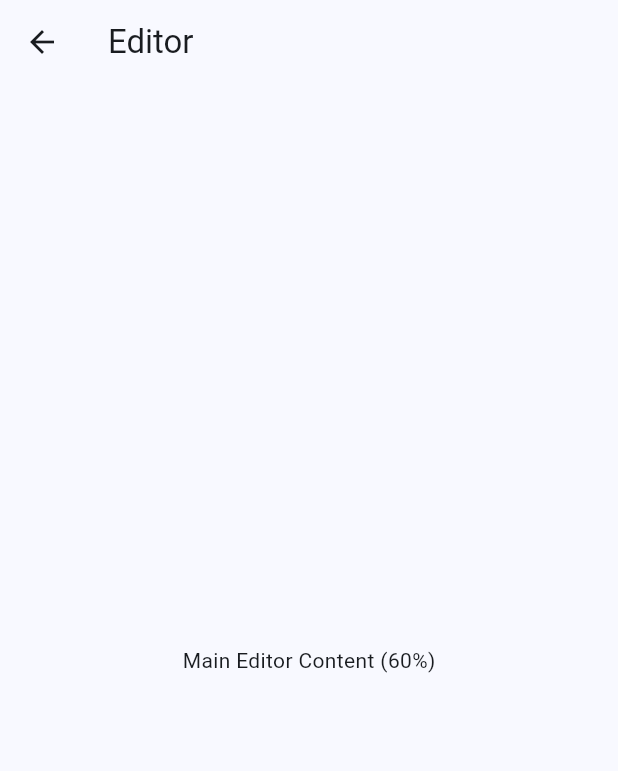
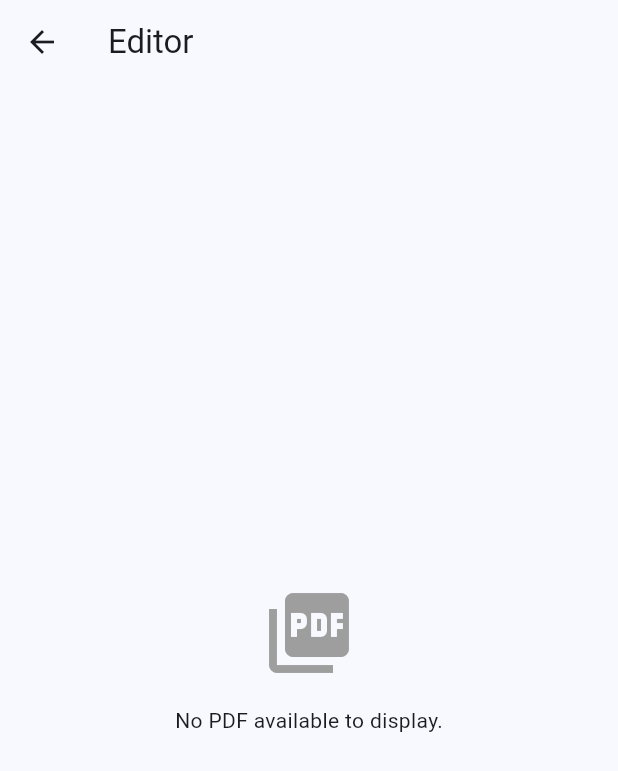
Before and after one commit to alpha-lantern/e-book-converter, a Flutter app: the EditorScreen screen opened by its route, on a phone screen of 412 x 824 dp. Shown: the top 771 px of the screen. Run offline on Flutter 3.47's test engine with Material 3 defaults, Android fonts, the phone set to English and light mode, and no system bars; our stand-ins replace file_picker, flutter_riverpod, riverpod_annotation, supabase_flutter; missing offline and left inert: multi_split_view, pdfrx; accounts and stored records are empty; generated files the repository leaves out were written again.

Commit message:
Admin: Integrate PDF Viewer into Editor Screen
- Install pdfrx dependency.
- Create PdfPanel widget to display PDF from URL.
- Integrate PdfPanel into the left pane of EditorScreen.
- Run build_runner to update generated files.

Co-authored-by: anderson-timana <235650713+anderson-timana@users.noreply.github.com>

```diff
--- a/admin/lib/screens/editor_screen.dart
+++ b/admin/lib/screens/editor_screen.dart
@@ -1,6 +1,7 @@
 import 'package:flutter/material.dart';
 import 'package:multi_split_view/multi_split_view.dart';
 import '../models/book.dart';
+import '../widgets/pdf_panel.dart';
 
 class EditorScreen extends StatefulWidget {
   const EditorScreen({super.key});
@@ -48,7 +49,7 @@ class _EditorScreenState extends State<EditorScreen> {
           controller: _controller,
           builder: (context, area) {
             if (area.index == 0) {
-              return _buildMainContent();
+              return _buildMainContent(book);
             } else {
               return _buildSettingsSidebar();
             }
@@ -58,10 +59,8 @@ class _EditorScreenState extends State<EditorScreen> {
     );
   }
 
-  Widget _buildMainContent() {
-    return const Center(
-      child: Text('Main Editor Content (60%)'),
-    );
+  Widget _buildMainContent(Book? book) {
+    return PdfPanel(pdfUrl: book?.originalPdfUrl);
   }
 
   Widget _buildSettingsSidebar() {
--- /dev/null
+++ b/admin/lib/widgets/pdf_panel.dart
@@ -0,0 +1,28 @@
+import 'package:flutter/material.dart';
+import 'package:pdfrx/pdfrx.dart';
+
+class PdfPanel extends StatelessWidget {
+  final String? pdfUrl;
+
+  const PdfPanel({super.key, this.pdfUrl});
+
+  @override
+  Widget build(BuildContext context) {
+    if (pdfUrl == null || pdfUrl!.isEmpty) {
+      return const Center(
+        child: Column(
+          mainAxisAlignment: MainAxisAlignment.center,
+          children: [
+            Icon(Icons.picture_as_pdf, size: 64, color: Colors.grey),
+            SizedBox(height: 16),
+            Text('No PDF available to display.'),
+          ],
+        ),
+      );
+    }
+
+    return PdfViewer.uri(
+      Uri.parse(pdfUrl!),
+    );
+  }
+}
--- a/admin/pubspec.yaml
+++ b/admin/pubspec.yaml
@@ -16,6 +16,7 @@ dependencies:
   riverpod_annotation: ^2.6.1
   file_picker: 8.1.7
   multi_split_view: ^3.6.1
+  pdfrx: ^2.2.24
 
 dev_dependencies:
   flutter_test:
```
Also changed, not shown: admin/pubspec.lock.
